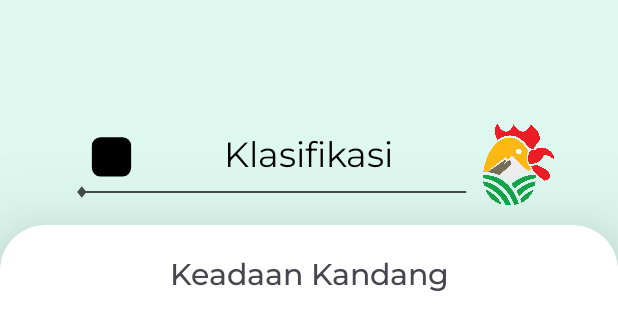
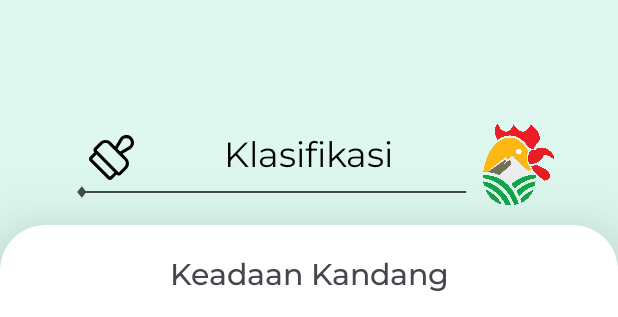
Before and after one commit to askar-ef/Broiler-Monitoring, an Android app: the layout klasifikasi_admin.xml on its own in the app's theme, with its tools: preview values and no code run, on a phone screen of 412 x 824 dp. Shown: the top 317 px of the screen. Run offline under Robolectric (Android 15) with nearby library versions, the phone set to English and light mode, and no system bars.

Commit message:
30 November

```diff
--- a/app/src/main/res/layout/klasifikasi_admin.xml
+++ b/app/src/main/res/layout/klasifikasi_admin.xml
@@ -15,8 +15,7 @@
             android:layout_height="30dp"
             android:layout_marginBottom="10dp"
             android:layout_marginRight="60dp"
-            android:background="@drawable/klasifikasi"
-            android:backgroundTint="@color/black"
+            android:background="@drawable/klasifikasi_icon"
             app:layout_constraintTop_toTopOf="parent"
             app:layout_constraintBottom_toBottomOf="parent"
             app:layout_constraintEnd_toStartOf="@id/text_klasifikasi"/>
```
